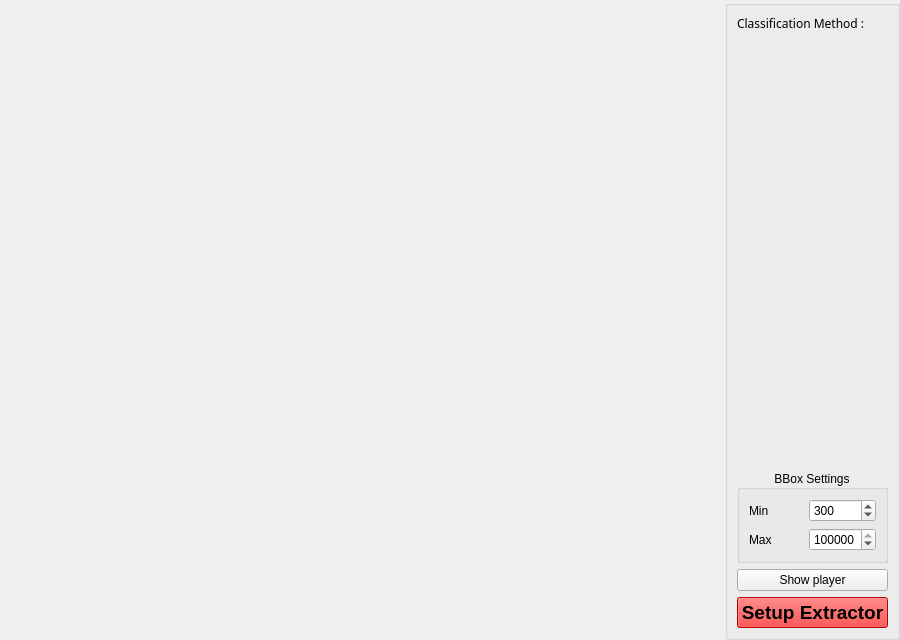
Above: modules/tracking/dataExtraction/DataExtractorGui.ui from Boazrciasn/RDFramework before the change. Below: the same form after it.
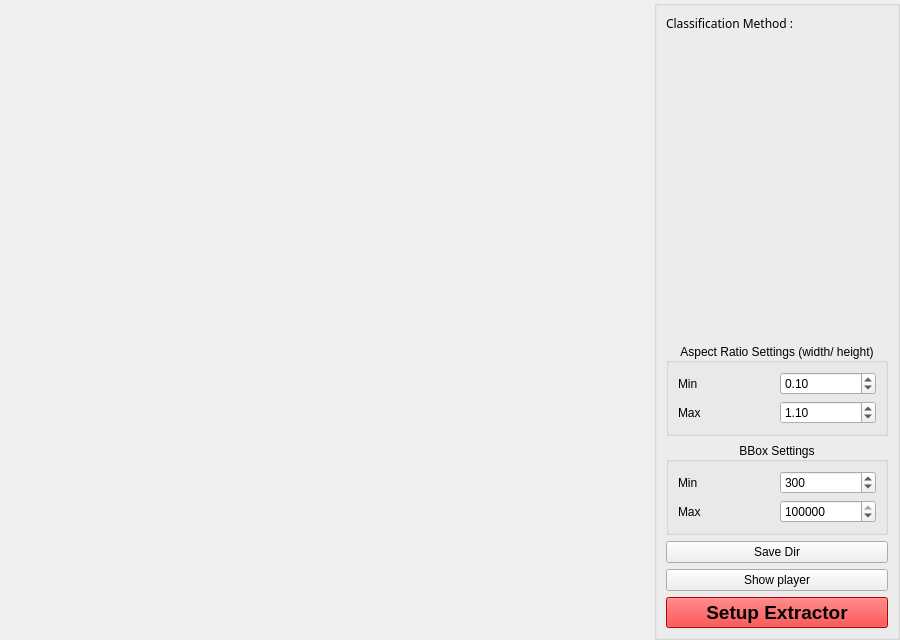
That is the form after the change.

Commit message: aspect ratio constraints added.

```diff
--- a/modules/tracking/dataExtraction/DataExtractorGui.ui
+++ b/modules/tracking/dataExtraction/DataExtractorGui.ui
@@ -98,20 +98,77 @@
           </property>
          </widget>
         </item>
+        <item>
+         <spacer name="Options_verticalSpacer">
+          <property name="orientation">
+           <enum>Qt::Vertical</enum>
+          </property>
+          <property name="sizeHint" stdset="0">
+           <size>
+            <width>20</width>
+            <height>40</height>
+           </size>
+          </property>
+         </spacer>
+        </item>
        </layout>
       </item>
       <item>
-       <spacer name="verticalSpacer">
-        <property name="orientation">
-         <enum>Qt::Vertical</enum>
+       <widget class="QGroupBox" name="aspectRatio_groupBox">
+        <property name="title">
+         <string>Aspect Ratio Settings (width/ height)</string>
         </property>
-        <property name="sizeHint" stdset="0">
-         <size>
-          <width>20</width>
-          <height>418</height>
-         </size>
+        <property name="alignment">
+         <set>Qt::AlignCenter</set>
         </property>
-       </spacer>
+        <layout class="QVBoxLayout" name="verticalLayout_2">
+         <item>
+          <layout class="QHBoxLayout" name="horizontalLayout">
+           <item>
+            <widget class="QLabel" name="Aspect_label1">
+             <property name="toolTipDuration">
+              <number>0</number>
+             </property>
+             <property name="text">
+              <string>Min</string>
+             </property>
+            </widget>
+           </item>
+           <item>
+            <widget class="QDoubleSpinBox" name="aspectMin_SpinBox">
+             <property name="singleStep">
+              <double>0.100000000000000</double>
+             </property>
+             <property name="value">
+              <double>0.100000000000000</double>
+             </property>
+            </widget>
+           </item>
+          </layout>
+         </item>
+         <item>
+          <layout class="QHBoxLayout" name="horizontalLayout_2">
+           <item>
+            <widget class="QLabel" name="Aspect_label2">
+             <property name="text">
+              <string>Max</string>
+             </property>
+            </widget>
+           </item>
+           <item>
+            <widget class="QDoubleSpinBox" name="aspectMax_SpinBox">
+             <property name="singleStep">
+              <double>0.100000000000000</double>
+             </property>
+             <property name="value">
+              <double>1.100000000000000</double>
+             </property>
+            </widget>
+           </item>
+          </layout>
+         </item>
+        </layout>
+       </widget>
       </item>
       <item>
        <widget class="QGroupBox" name="BBoxSettings_groupBox">
@@ -201,6 +258,13 @@
         </layout>
        </widget>
       </item>
+      <item>
+       <widget class="QPushButton" name="Savedir_pushButton">
+        <property name="text">
+         <string>Save Dir</string>
+        </property>
+       </widget>
+      </item>
       <item>
        <widget class="QPushButton" name="showPlayer_pushButton">
         <property name="sizePolicy">
```
Left out of the diff: 33 changed lines with no effect on the pictures. The commit also changes 4 other files.
